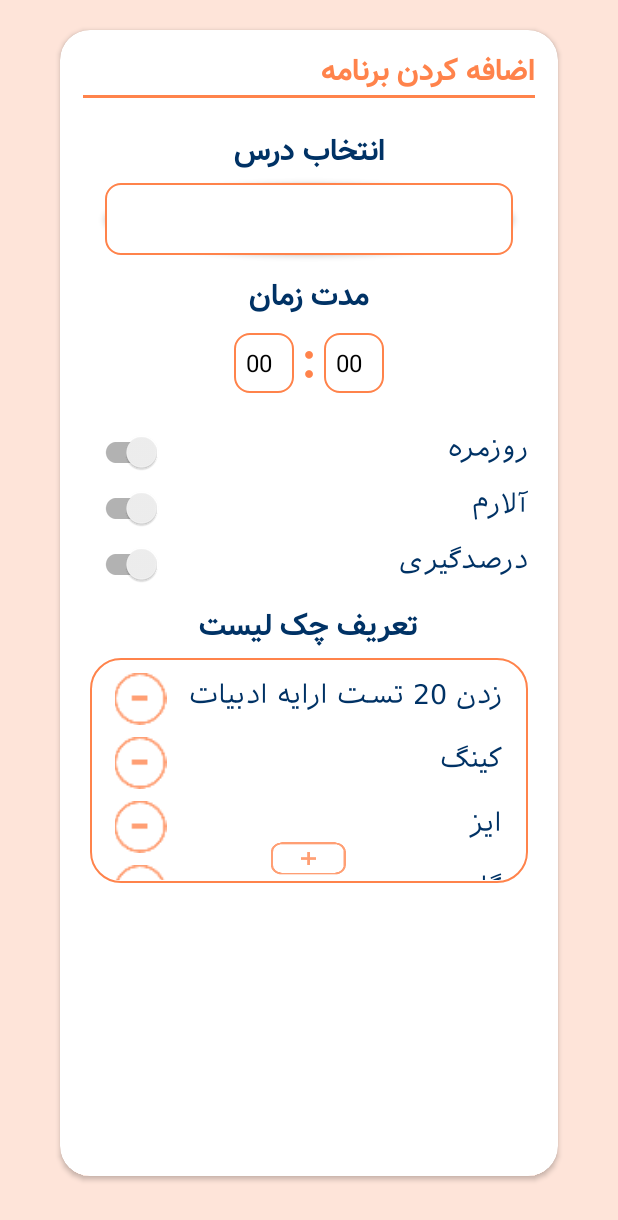
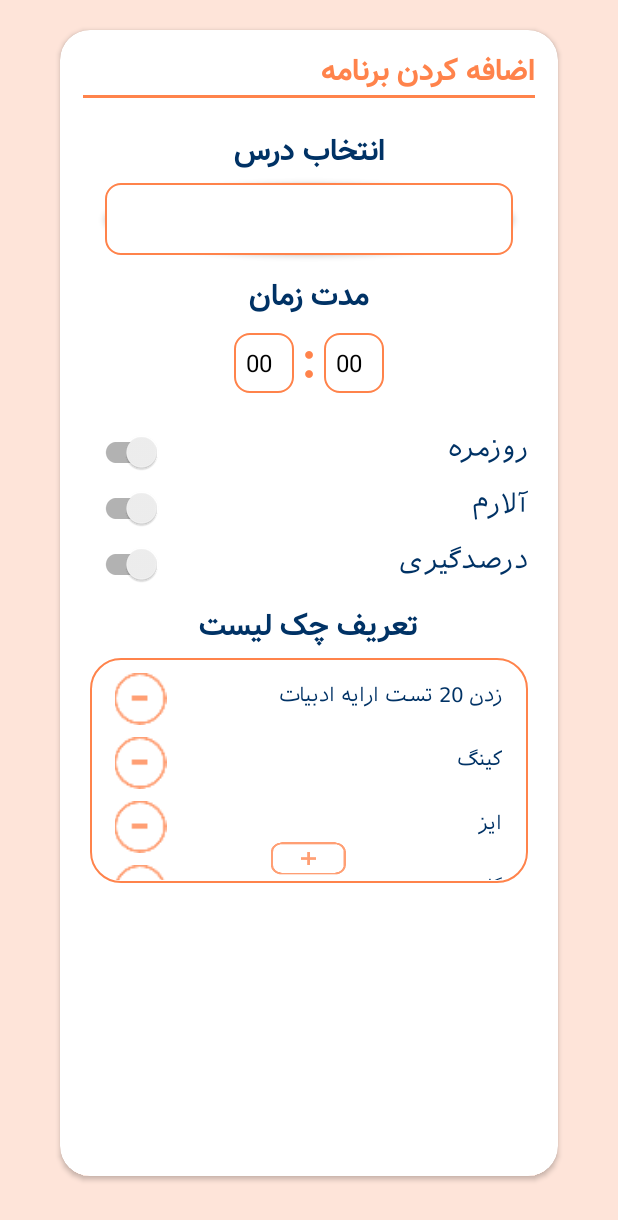
Before and after one commit to TarashGroup/TarashPlaningApp, an Android app: the AddPlanActivity screen opened directly, with no data from a screen before it, on a phone screen of 412 x 824 dp. Shown: the top 1220 px of the screen. Run offline under Robolectric (Android 15) with nearby library versions, the phone set to English and light mode, and no system bars; libraries missing offline, so code that uses them is left out: com.hanks.htextview; 8 statements that could not run were skipped.

Commit message:
check list

```diff
--- a/app/src/main/java/com/example/myclock/Views/CheckListView.java
+++ b/app/src/main/java/com/example/myclock/Views/CheckListView.java
@@ -40,7 +40,7 @@ public class CheckListView {
         TextView text = new TextView(context);
         text.setText(title);
         text.setTextColor(ContextCompat.getColor(context, R.color.colorPrimaryDark));
-        text.setTextSize(TypedValue.COMPLEX_UNIT_SP, 18);
+        text.setTextSize(TypedValue.COMPLEX_UNIT_SP, 13);
         text.setTypeface(typeface);
 
         LinearLayout.LayoutParams text_Params = new LinearLayout.LayoutParams(
```
